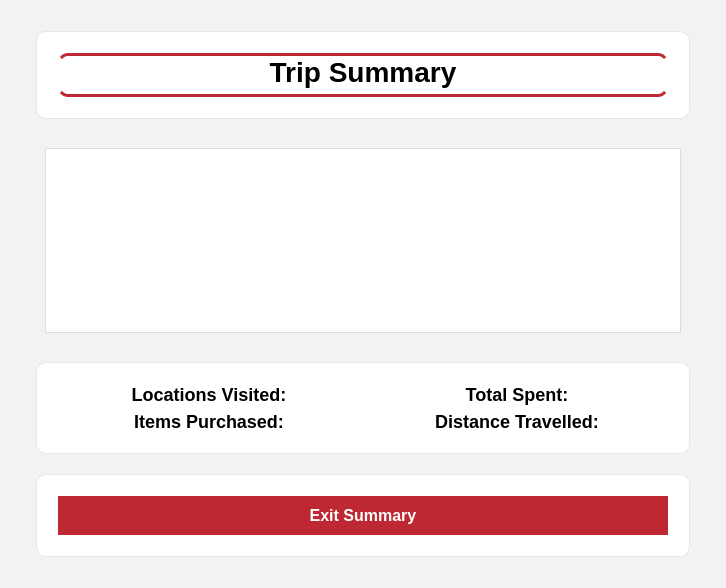
First picture: the form in trip_summary.ui, repository Akil0814/College_Tour, before the edit.
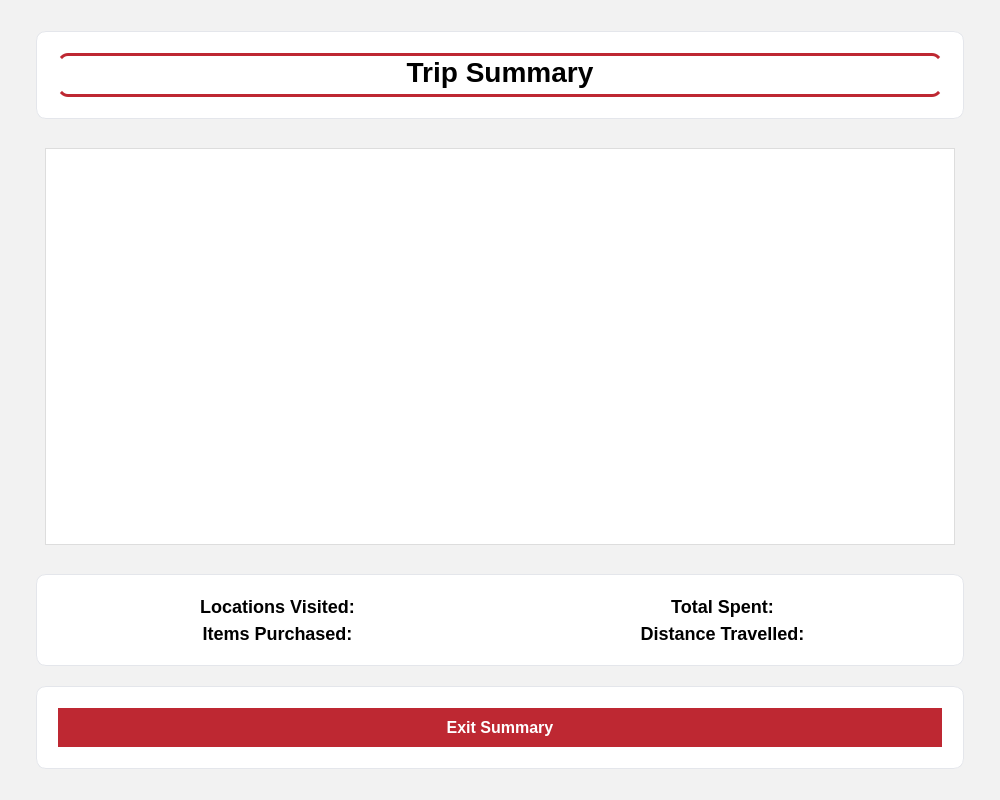
Second picture: the form after the edit.

Commit message: added min size trip summary

What changed in the file:
```diff
--- a/trip_summary.ui
+++ b/trip_summary.ui
@@ -6,10 +6,16 @@
    <rect>
     <x>0</x>
     <y>0</y>
-    <width>726</width>
-    <height>588</height>
+    <width>1000</width>
+    <height>800</height>
    </rect>
   </property>
+  <property name="minimumSize">
+   <size>
+    <width>1000</width>
+    <height>800</height>
+   </size>
+  </property>
   <property name="windowTitle">
    <string>Form</string>
   </property>
```
